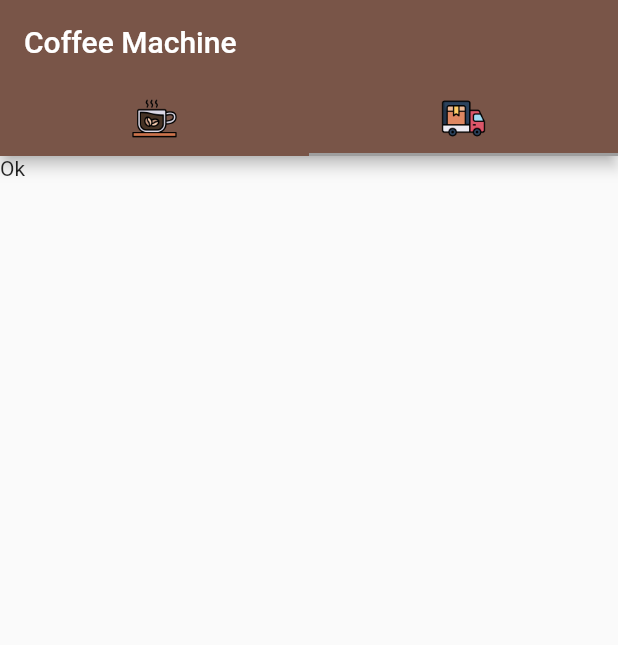
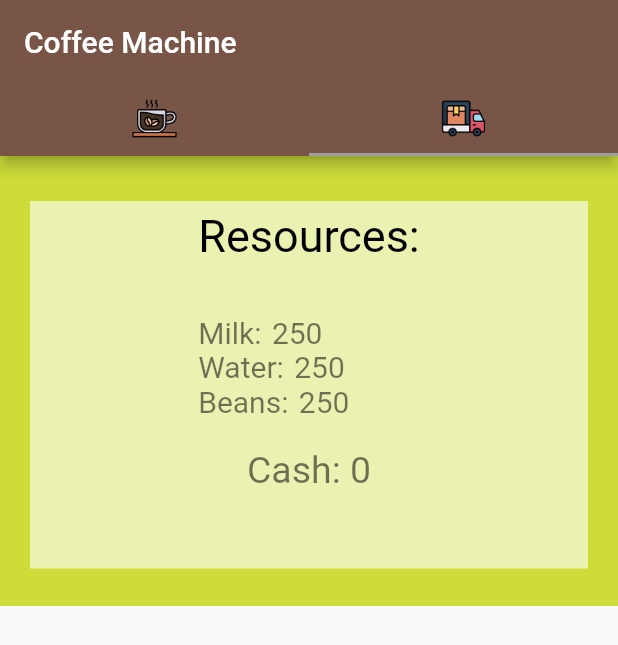
Before and after one commit to Animakkon/coffee_machine, a Flutter app: the screen it shows after launch, tab 2 chosen, on a phone screen of 412 x 824 dp. Shown: the top 645 px of the screen. Run offline on Flutter 3.47's test engine with Material 2 defaults, Android fonts, the phone set to English and light mode, and no system bars.

Commit message:
add: first contsiner with info

```diff
--- a/lib/pages/addResources.dart
+++ b/lib/pages/addResources.dart
@@ -1,3 +1,4 @@
+import 'package:coffee_machine/classes/Machine.dart';
 import 'package:flutter/material.dart';
 
 class AddResources extends StatefulWidget {
@@ -8,6 +9,67 @@ class AddResources extends StatefulWidget {
 }
 
 class _AddResource extends State<AddResources> {
+  final GlobalKey<FormState> _milk = GlobalKey<FormState>();
+  final GlobalKey<FormState> _water = GlobalKey<FormState>();
+  final GlobalKey<FormState> _beans = GlobalKey<FormState>();
+  final GlobalKey<FormState> _cash = GlobalKey<FormState>();
+
+  final TextEditingController milkController = TextEditingController();
+  final TextEditingController waterController = TextEditingController();
+  final TextEditingController beansController = TextEditingController();
+  final TextEditingController cashController = TextEditingController();
+
+  Machine machine = Machine();
+
+  //todo: add button reset for resources
   @override
-  Widget build(BuildContext context) => const Text('Ok');
+  Widget build(BuildContext context) {
+    return ListView(
+      children: [
+        Container(
+          height: 300,
+          padding: const EdgeInsets.symmetric(vertical: 25, horizontal: 20),
+          color: Colors.lime,
+          child: Container(
+            margin: const EdgeInsets.only(top: 5),
+            padding: const EdgeInsets.all(6),
+            color: Colors.white60,
+            child: Container(
+              alignment: Alignment.center,
+              width: double.infinity,
+              child: Column(
+                mainAxisAlignment: MainAxisAlignment.start,
+                children: [
+                  // todo: text at center
+                  RichText(
+                    textDirection: TextDirection.ltr,
+                    text: TextSpan(
+                        text: "Resources:\n\n",
+                        style: const TextStyle(
+                            fontSize: 30, color: Colors.black, wordSpacing: 2),
+                        children: <InlineSpan>[
+                          TextSpan(
+                              text:
+                                  'Milk: ${machine.getResources().getMilk()}\n'
+                                  'Water: ${machine.getResources().getWater()}\n'
+                                  'Beans: ${machine.getResources().getBeans()}',
+                              style: const TextStyle(
+                                  fontSize: 20, color: Colors.black54)),
+                        ]),
+                  ),
+                  Container(
+                    margin: const EdgeInsets.symmetric(vertical: 20),
+                    child: Text('Cash: ${machine.getResources().getCash()}',
+                        style:
+                        const TextStyle(fontSize: 25, color: Colors.black54)),
+                  ),
+                ],
+              ),
+            ),
+          ),
+        ),
+        Container(),
+      ],
+    );
+  }
 }
```
